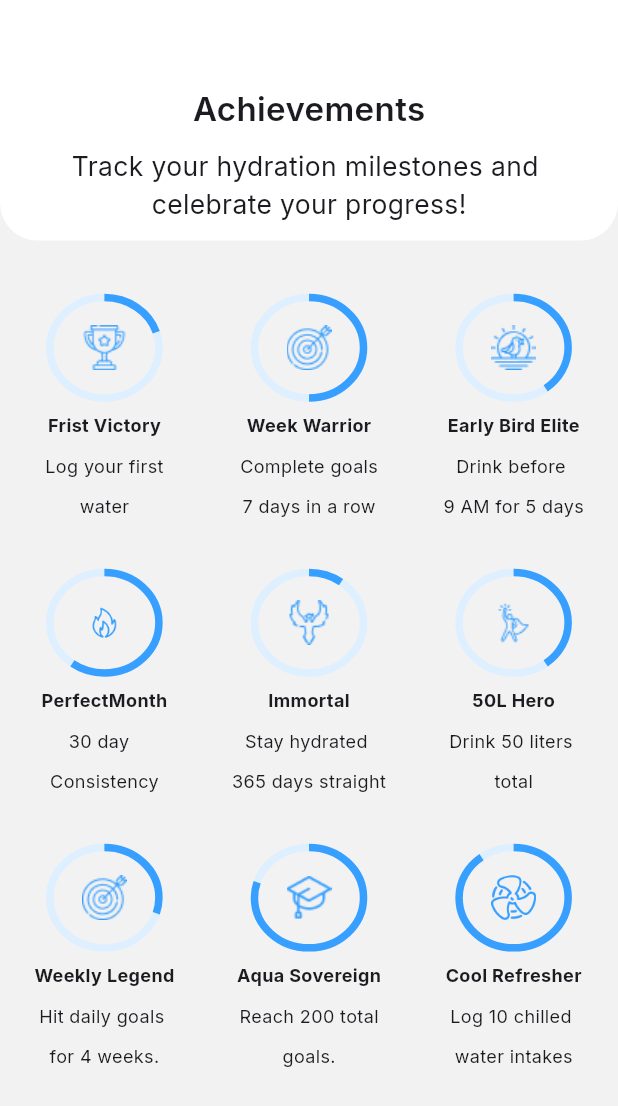
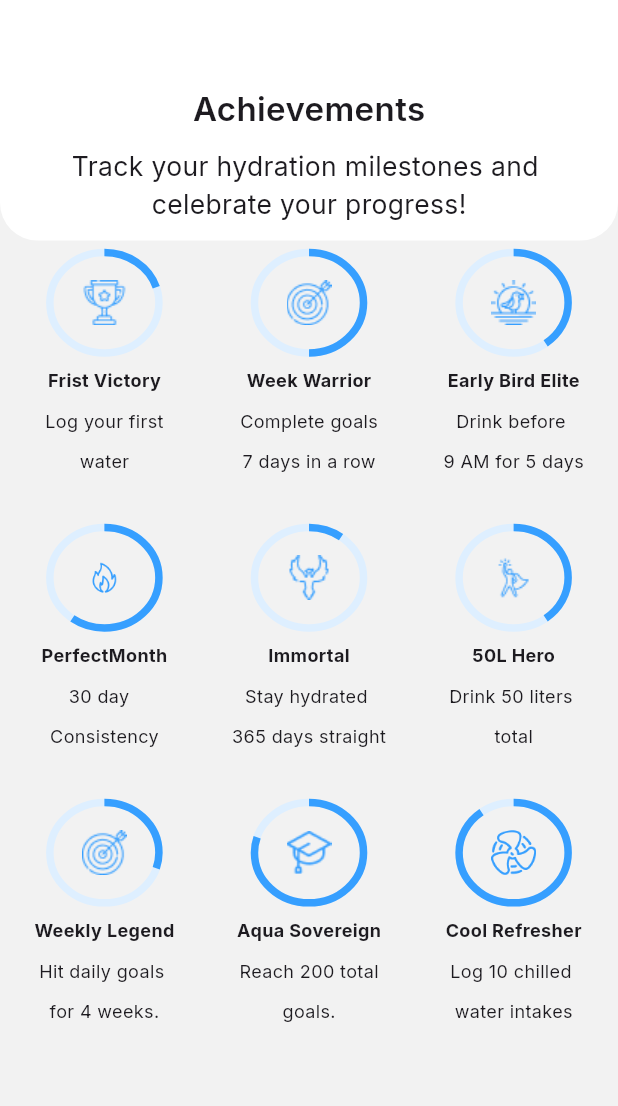
Before and after one commit to tanzilhasan5/Auqa, a Flutter app: the AchievementsView screen opened by its route, on a phone screen of 412 x 824 dp. Shown: the top 1106 px of the screen. Run offline on Flutter 3.47's test engine with Material 3 defaults, Android fonts, the phone set to English and light mode, and no system bars; our stand-ins replace fl_chart, flutter_screenutil, get, google_fonts; missing offline and left inert: fluid_bottom_nav_bar.

Commit message:
dashbord_HYDART

```diff
--- a/lib/app/modules/Achievements/views/achievements_view.dart
+++ b/lib/app/modules/Achievements/views/achievements_view.dart
@@ -38,7 +38,7 @@ class AchievementsView extends GetView<AchievementsController> {
               ],
             ),
           ),
-          SizedBox(height: 30,),
+
           Padding(
             padding: const EdgeInsets.all(8),
             child:
```
